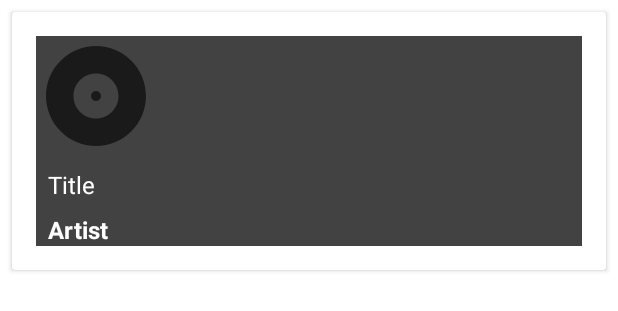
After one commit to dannijax/jpm-albums, an Android app: the layout album_item.xml on its own in the app's theme, with its tools: preview values and no code run, on a phone screen of 412 x 824 dp. The commit adds this screen. Shown: the top 311 px of the screen. Run offline under Robolectric (Android 15) with nearby library versions, the phone set to English and light mode, and no system bars.

Commit message:
Implementation of UI 1. Add xml layouts 2. Implement Adapter and other components 3. Wireup communication flow UI->VM->Repository->Datasource

```diff
--- a/app/src/main/java/com/danijax/albums/data/db/AlbumsDatabase.kt
+++ b/app/src/main/java/com/danijax/albums/data/db/AlbumsDatabase.kt
@@ -19,8 +19,6 @@ abstract class AlbumsDatabase: RoomDatabase() {
             if (INSTANCE == null) {
                 synchronized(AlbumsDatabase::class) {
                     INSTANCE = Room.databaseBuilder(context, AlbumsDatabase::class.java, "albums.db")
-                        //.addMigrations(MIGRATION_1_2)
-                        //.addMigrations(MIGRATION_2_3)
                         .allowMainThreadQueries()
                         .fallbackToDestructiveMigration()
                         .build()
--- /dev/null
+++ b/app/src/main/res/drawable/ic_baseline_album_24.xml
@@ -0,0 +1,5 @@
+<vector android:height="80dp" android:tint="?attr/colorControlNormal"
+    android:viewportHeight="24" android:viewportWidth="24"
+    android:width="80dp" xmlns:android="http://schemas.android.com/apk/res/android">
+    <path android:fillColor="@android:color/white" android:pathData="M12,2C6.48,2 2,6.48 2,12s4.48,10 10,10 10,-4.48 10,-10S17.52,2 12,2zM12,16.5c-2.49,0 -4.5,-2.01 -4.5,-4.5S9.51,7.5 12,7.5s4.5,2.01 4.5,4.5 -2.01,4.5 -4.5,4.5zM12,11c-0.55,0 -1,0.45 -1,1s0.45,1 1,1 1,-0.45 1,-1 -0.45,-1 -1,-1z"/>
+</vector>
--- /dev/null
+++ b/app/src/main/res/layout/album_item.xml
@@ -0,0 +1,57 @@
+<?xml version="1.0" encoding="utf-8"?>
+<androidx.cardview.widget.CardView xmlns:android="http://schemas.android.com/apk/res/android"
+    xmlns:app="http://schemas.android.com/apk/res-auto"
+    android:layout_width="match_parent"
+    android:layout_height="wrap_content"
+    android:layout_margin="@dimen/extra_small_margin">
+
+  <androidx.constraintlayout.widget.ConstraintLayout
+      android:layout_width="match_parent"
+      android:layout_height="match_parent"
+      android:background="@color/cardview_dark_background"
+      android:layout_margin="@dimen/small_margin">
+
+<LinearLayout
+    android:id="@+id/album_bg"
+    android:layout_width="match_parent"
+    android:layout_height="wrap_content"
+    app:layout_constraintEnd_toEndOf="parent"
+    app:layout_constraintStart_toStartOf="parent"
+    app:layout_constraintTop_toTopOf="parent">
+  <ImageView
+      android:id="@+id/album_icon"
+      android:layout_width="wrap_content"
+      android:layout_height="wrap_content"
+      android:background="@drawable/ic_baseline_album_24"
+      />
+</LinearLayout>
+
+    <TextView
+        android:id="@+id/album_title"
+        android:layout_width="match_parent"
+        android:layout_height="wrap_content"
+        android:text="@string/album_title"
+        android:textSize="16sp"
+        android:textColor="@color/white"
+        android:layout_margin="@dimen/extra_small_margin"
+        app:layout_constraintEnd_toEndOf="parent"
+        app:layout_constraintStart_toStartOf="parent"
+        app:layout_constraintTop_toBottomOf="@id/album_bg" />
+
+    <TextView
+        android:id="@+id/user_id"
+        android:layout_width="match_parent"
+        android:layout_height="wrap_content"
+        android:text="@string/user"
+        android:textSize="16sp"
+        android:textStyle="bold"
+        android:textColor="@color/white"
+        android:layout_margin="@dimen/extra_small_margin"
+        app:layout_constraintEnd_toEndOf="parent"
+        app:layout_constraintStart_toStartOf="parent"
+        app:layout_constraintTop_toBottomOf="@id/album_title" />
+
+
+  </androidx.constraintlayout.widget.ConstraintLayout>
+
+</androidx.cardview.widget.CardView>
--- /dev/null
+++ b/app/src/main/res/values/dimens.xml
@@ -0,0 +1,5 @@
+<?xml version="1.0" encoding="utf-8"?>
+<resources>
+    <dimen name="extra_small_margin">8dp</dimen>
+    <dimen name="small_margin">16dp</dimen>
+</resources>
--- a/app/src/main/res/values/strings.xml
+++ b/app/src/main/res/values/strings.xml
@@ -1,3 +1,10 @@
 <resources>
     <string name="app_name">Albums</string>
+
+    <string name="text">Text</string>
+    <string name="author">Author</string>
+    <string name="date">Date</string>
+    <string name="save">Save</string>
+    <string name="user">Artist</string>
+    <string name="album_title">Title</string>
 </resources>
```
Also changed, not shown: app/build.gradle (+4 -3 lines), app/src/main/java/com/danijax/albums/data/datasource/NetworkBoundResource.kt (+13 -14 lines), app/src/main/java/com/danijax/albums/data/datasource/Resource.kt (+4 -4 lines), app/src/main/java/com/danijax/albums/data/repository/AlbumsRepository.kt (+11 -6 lines), app/src/main/java/com/danijax/albums/ui/albums/AlbumsActivity.kt (+22 -6 lines), app/src/main/java/com/danijax/albums/ui/albums/AlbumsAdapter.kt (added, +39 -0 lines), app/src/main/java/com/danijax/albums/ui/albums/AlbumsViewModel.kt (+14 -3 lines), app/src/main/java/com/danijax/albums/ui/util/ViewExtentions.kt (added, +11 -0 lines), app/src/main/res/layout/activity_albums.xml (+18 -0 lines).
